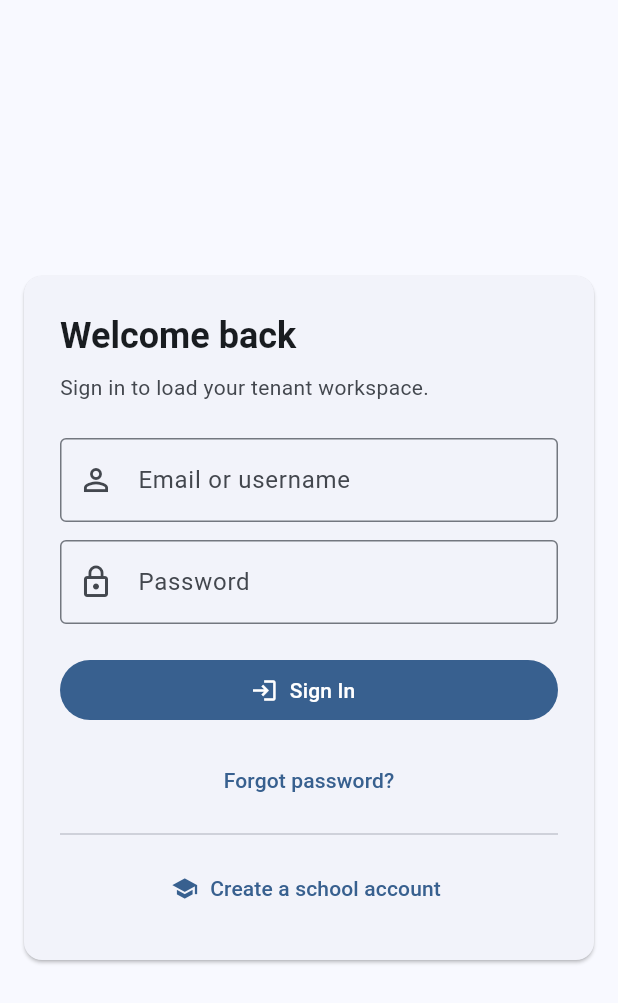
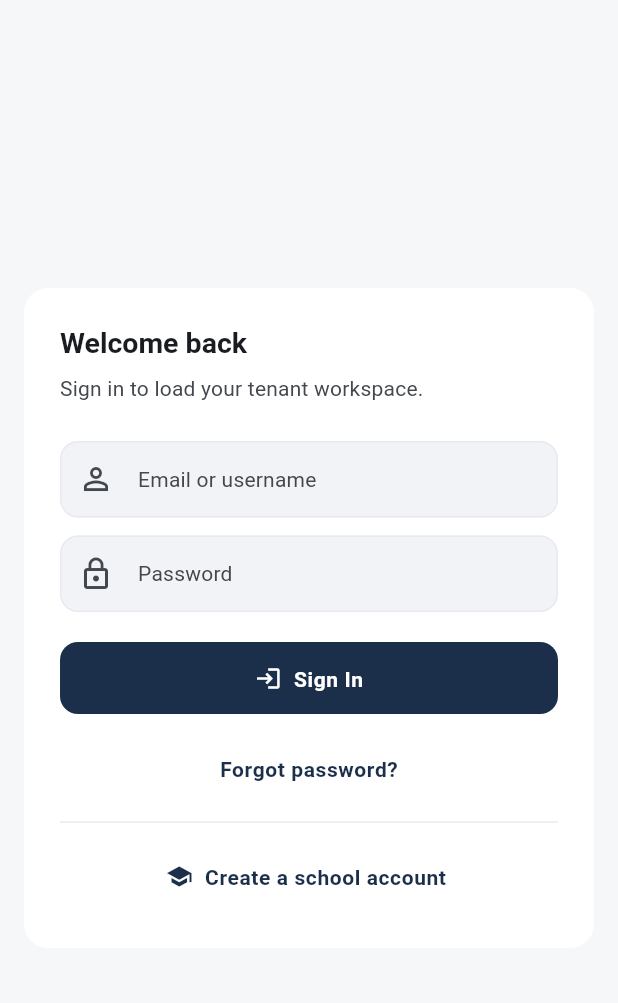
Before and after one commit to sk-labs/scholify, a Flutter app: the screen it shows after launch, on a phone screen of 412 x 824 dp. Shown: the top 1003 px of the screen. Run offline on Flutter 3.47's test engine with Material 3 defaults, Android fonts, the phone set to English and light mode, and no system bars; our stand-ins replace clock, csv, drift, file_picker, fl_chart, pocketbase and 3 more; missing offline and left inert: dart:html, flutter_local_notifications_linux, flutter_local_notifications_platform_interface; accounts and stored records are empty; generated files the repository leaves out were written again.

Commit message:
Medium impact + polish: education theme, grouped sidebar, empty states, skeletons, dark mode (part 3/3)

```diff
--- a/lib/app/scholify_app.dart
+++ b/lib/app/scholify_app.dart
@@ -5,6 +5,8 @@
 import '../core/services/license_alert_service.dart';
 import '../core/sync/sync_engine.dart';
 import '../core/tenant/tenant_context.dart';
+import '../core/theme/scholify_theme.dart';
+import '../core/theme/theme_controller.dart';
 import '../features/auth/presentation/sign_in_page.dart';
 import '../features/superadmin/presentation/superadmin_dashboard_page.dart';
 import 'scholify_shell_page.dart';
@@ -27,6 +29,13 @@
 
 class _ScholifyAppState extends State<ScholifyApp> {
   @override
+  void initState() {
+    super.initState();
+    // Load persisted theme preference (fire-and-forget; defaults to light).
+    ThemeController.load();
+  }
+
+  @override
   void dispose() {
     widget.syncEngine.disposeEngine();
     super.dispose();
@@ -38,6 +47,7 @@
       animation: Listenable.merge([
         widget.tenantContext,
         widget.sessionManager,
+        ThemeController.mode,
       ]),
       builder: (context, _) {
         final Widget home;
@@ -58,12 +68,9 @@
         return MaterialApp(
           title: AppBranding.appName,
           debugShowCheckedModeBanner: false,
-          theme: ThemeData(
-            useMaterial3: true,
-            colorScheme: ColorScheme.fromSeed(
-              seedColor: const Color(0xFF0F4C81),
-            ),
-          ),
+          theme: ScholifyTheme.light(),
+          darkTheme: ScholifyTheme.dark(),
+          themeMode: ThemeController.mode.value,
           routes: {
             '/superadmin': (context) => SuperadminDashboardPage(
               tenantContext: widget.tenantContext,
```
Also changed, not shown: lib/features/dashboard/presentation/dashboard_summary_cards.dart (+2 -7 lines), lib/features/notices/presentation/notice_board_page.dart (+6 -4 lines), lib/features/students/presentation/student_directory_page.dart (+6 -4 lines), lib/features/superadmin/presentation/superadmin_dashboard_page.dart (+36 -11 lines).
